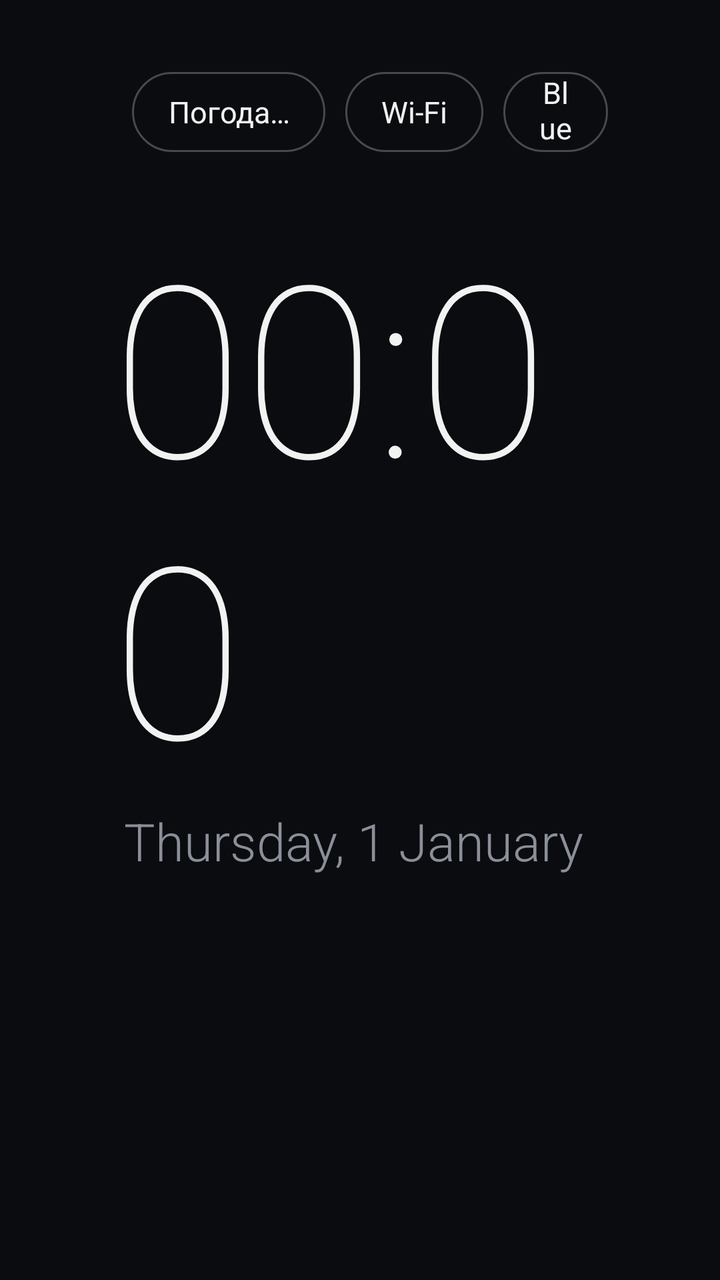
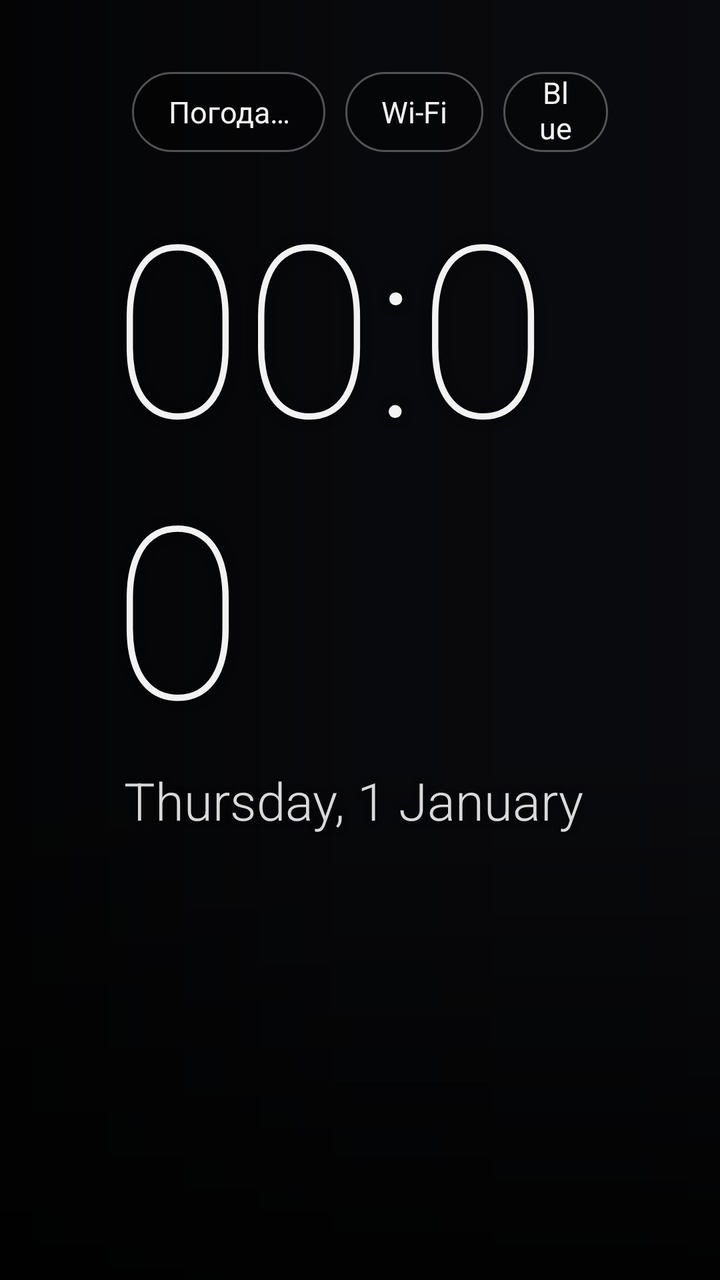

The first picture is an Android layout as it rendered before a commit; the second is the same layout after the commit. The layout source and the unified diff follow.
<!-- AndroidManifest.xml: application theme AppTheme -->
<!-- res/layout/activity_main.xml -->
<?xml version="1.0" encoding="utf-8"?>
<FrameLayout xmlns:android="http://schemas.android.com/apk/res/android"
    android:layout_width="match_parent"
    android:layout_height="match_parent"
    android:background="@color/bg"
    android:clipChildren="false"
    android:clipToPadding="false"
    android:paddingStart="56dp"
    android:paddingEnd="56dp"
    android:paddingTop="36dp"
    android:paddingBottom="40dp">

    
    <LinearLayout
        android:layout_width="wrap_content"
        android:layout_height="wrap_content"
        android:layout_gravity="top|end"
        android:gravity="center_vertical"
        android:orientation="horizontal">

        <TextView
            android:id="@+id/weather"
            style="@style/Chip"
            android:text="@string/weather_loading" />

        <TextView
            android:id="@+id/btn_wifi"
            style="@style/Chip"
            android:text="@string/wifi" />

        <TextView
            android:id="@+id/btn_bluetooth"
            style="@style/Chip"
            android:text="@string/bluetooth" />

        <TextView
            android:id="@+id/btn_settings"
            style="@style/Chip"
            android:text="@string/settings" />
    </LinearLayout>

    
    <LinearLayout
        android:layout_width="wrap_content"
        android:layout_height="wrap_content"
        android:layout_gravity="start|center_vertical"
        android:layout_marginBottom="40dp"
        android:orientation="vertical">

        <TextClock
            android:id="@+id/clock"
            android:layout_width="wrap_content"
            android:layout_height="wrap_content"
            android:fontFamily="sans-serif-thin"
            android:format12Hour="HH:mm"
            android:format24Hour="HH:mm"
            android:includeFontPadding="false"
            android:textColor="@color/text_primary"
            android:textSize="120sp" />

        <TextClock
            android:id="@+id/date"
            android:layout_width="wrap_content"
            android:layout_height="wrap_content"
            android:layout_marginStart="6dp"
            android:layout_marginTop="4dp"
            android:fontFamily="sans-serif-light"
            android:format12Hour="EEEE, d MMMM"
            android:format24Hour="EEEE, d MMMM"
            android:textColor="@color/text_secondary"
            android:textSize="26sp" />
    </LinearLayout>

    
    <HorizontalScrollView
        android:id="@+id/fav_scroll"
        android:layout_width="match_parent"
        android:layout_height="wrap_content"
        android:layout_gravity="bottom|start"
        android:clipChildren="false"
        android:clipToPadding="false"
        android:paddingTop="12dp"
        android:paddingBottom="8dp"
        android:scrollbars="none">

        <LinearLayout
            android:id="@+id/fav_row"
            android:layout_width="wrap_content"
            android:layout_height="wrap_content"
            android:clipChildren="false"
            android:clipToPadding="false"
            android:orientation="horizontal" />
    </HorizontalScrollView>
</FrameLayout>
<!-- resources referenced by this layout -->
<resources>
  <color name="bg">#0B0C10</color>
  <color name="text_primary">#F2F2F2</color>
  <color name="text_secondary">#8A8F99</color>
  <string name="bluetooth">Bluetooth</string>
  <string name="settings">Настройки</string>
  <string name="weather_loading">Погода…</string>
  <string name="wifi">Wi-Fi</string>
  <style name="Chip">
          <item name="android:layout_width">wrap_content</item>
          <item name="android:layout_height">40dp</item>
          <item name="android:layout_marginStart">10dp</item>
          <item name="android:gravity">center</item>
          <item name="android:paddingStart">18dp</item>
          <item name="android:paddingEnd">18dp</item>
          <item name="android:background">@drawable/chip_bg</item>
          <item name="android:focusable">true</item>
          <item name="android:clickable">true</item>
          <item name="android:textColor">@color/chip_text</item>
          <item name="android:textSize">15sp</item>
      </style>
  <style name="AppTheme" parent="@android:style/Theme.DeviceDefault.NoActionBar.Fullscreen">
          <item name="android:windowBackground">@color/bg</item>
          <item name="android:colorBackground">@color/bg</item>
          <item name="android:windowShowWallpaper">false</item>
          <item name="android:windowDisablePreview">true</item>
          <item name="android:windowAnimationStyle">@null</item>
      </style>
  <!-- drawable chip_bg (drawable) -->
  <?xml version="1.0" encoding="utf-8"?>
  <selector xmlns:android="http://schemas.android.com/apk/res/android">
      <item android:state_focused="true">
          <shape android:shape="rectangle">
              <solid android:color="#FFF2F2F2" />
              <corners android:radius="20dp" />
          </shape>
      </item>
      <item>
          <shape android:shape="rectangle">
              <solid android:color="#00000000" />
              <stroke android:width="1dp" android:color="#40FFFFFF" />
              <corners android:radius="20dp" />
          </shape>
      </item>
  </selector>
</resources>

<!-- the commit's change to res/layout/activity_main.xml (unified diff, before → after) -->
@@ -2,93 +2,150 @@
 <FrameLayout xmlns:android="http://schemas.android.com/apk/res/android"
     android:layout_width="match_parent"
     android:layout_height="match_parent"
-    android:background="@color/bg"
-    android:clipChildren="false"
-    android:clipToPadding="false"
-    android:paddingStart="56dp"
-    android:paddingEnd="56dp"
-    android:paddingTop="36dp"
-    android:paddingBottom="40dp">
+    android:background="@color/bg">
 
     
-    <LinearLayout
-        android:layout_width="wrap_content"
-        android:layout_height="wrap_content"
-        android:layout_gravity="top|end"
-        android:gravity="center_vertical"
-        android:orientation="horizontal">
-
-        <TextView
-            android:id="@+id/weather"
-            style="@style/Chip"
-            android:text="@string/weather_loading" />
-
-        <TextView
-            android:id="@+id/btn_wifi"
-            style="@style/Chip"
-            android:text="@string/wifi" />
-
-        <TextView
-            android:id="@+id/btn_bluetooth"
-            style="@style/Chip"
-            android:text="@string/bluetooth" />
-
-        <TextView
-            android:id="@+id/btn_settings"
-            style="@style/Chip"
-            android:text="@string/settings" />
-    </LinearLayout>
+    <ImageView
+        android:id="@+id/wallpaper"
+        android:layout_width="match_parent"
+        android:layout_height="match_parent"
+        android:alpha="0"
+        android:importantForAccessibility="no"
+        android:scaleType="centerCrop" />
 
     
-    <LinearLayout
-        android:layout_width="wrap_content"
-        android:layout_height="wrap_content"
-        android:layout_gravity="start|center_vertical"
-        android:layout_marginBottom="40dp"
-        android:orientation="vertical">
+    <View
+        android:layout_width="match_parent"
+        android:layout_height="match_parent"
+        android:background="@drawable/scrim_left" />
 
-        <TextClock
-            android:id="@+id/clock"
+    <View
+        android:layout_width="match_parent"
+        android:layout_height="280dp"
+        android:layout_gravity="bottom"
+        android:background="@drawable/scrim_bottom" />
+
+    <FrameLayout
+        android:layout_width="match_parent"
+        android:layout_height="match_parent"
+        android:clipChildren="false"
+        android:clipToPadding="false"
+        android:paddingStart="56dp"
+        android:paddingEnd="56dp"
+        android:paddingTop="36dp"
+        android:paddingBottom="40dp">
+
+        
+        <TextView
+            android:id="@+id/wallpaper_caption"
+            android:layout_width="wrap_content"
+            android:layout_height="40dp"
+            android:layout_gravity="top|start"
+            android:ellipsize="end"
+            android:gravity="center_vertical"
+            android:maxLines="1"
+            android:maxWidth="320dp"
+            android:shadowColor="#99000000"
+            android:shadowRadius="6"
+            android:textColor="#B3FFFFFF"
+            android:textSize="13sp" />
+
+        
+        <LinearLayout
             android:layout_width="wrap_content"
             android:layout_height="wrap_content"
-            android:fontFamily="sans-serif-thin"
-            android:format12Hour="HH:mm"
-            android:format24Hour="HH:mm"
-            android:includeFontPadding="false"
-            android:textColor="@color/text_primary"
-            android:textSize="120sp" />
+            android:layout_gravity="top|end"
+            android:gravity="center_vertical"
+            android:orientation="horizontal">
 
-        <TextClock
-            android:id="@+id/date"
+            <TextView
+                android:id="@+id/weather"
+                style="@style/Chip"
+                android:text="@string/weather_loading" />
+
+            <TextView
+                android:id="@+id/btn_wifi"
+                style="@style/Chip"
+                android:text="@string/wifi" />
+
+            <TextView
+                android:id="@+id/btn_bluetooth"
+                style="@style/Chip"
+                android:text="@string/bluetooth" />
+
+            <TextView
+                android:id="@+id/btn_settings"
+                style="@style/Chip"
+                android:text="@string/settings" />
+        </LinearLayout>
+
+        
+        <LinearLayout
             android:layout_width="wrap_content"
             android:layout_height="wrap_content"
-            android:layout_marginStart="6dp"
-            android:layout_marginTop="4dp"
-            android:fontFamily="sans-serif-light"
-            android:format12Hour="EEEE, d MMMM"
-            android:format24Hour="EEEE, d MMMM"
-            android:textColor="@color/text_secondary"
-            android:textSize="26sp" />
-    </LinearLayout>
+            android:layout_gravity="start|center_vertical"
+            android:layout_marginBottom="40dp"
+            android:orientation="vertical">
 
-    
-    <HorizontalScrollView
-        android:id="@+id/fav_scroll"
-        android:layout_width="match_parent"
-        android:layout_height="wrap_content"
-        android:layout_gravity="bottom|start"
-        android:clipChildren="false"
-        android:clipToPadding="false"
-        android:paddingTop="12dp"
-        android:paddingBottom="8dp"
-        android:scrollbars="none">
+            <TextClock
+                android:id="@+id/clock"
+                android:layout_width="wrap_content"
+                android:layout_height="wrap_content"
+                android:fontFamily="sans-serif-thin"
+                android:format12Hour="HH:mm"
+                android:format24Hour="HH:mm"
+                android:includeFontPadding="false"
+                android:shadowColor="#80000000"
+                android:shadowRadius="12"
+                android:textColor="@color/text_primary"
+                android:textSize="120sp" />
 
-        <LinearLayout
-            android:id="@+id/fav_row"
-            android:layout_width="wrap_content"
+            <TextClock
+                android:id="@+id/date"
+                android:layout_width="wrap_content"
+                android:layout_height="wrap_content"
+                android:layout_marginStart="6dp"
+                android:layout_marginTop="4dp"
+                android:fontFamily="sans-serif-light"
+                android:format12Hour="EEEE, d MMMM"
+                android:format24Hour="EEEE, d MMMM"
+                android:shadowColor="#80000000"
+                android:shadowRadius="8"
+                android:textColor="#D9FFFFFF"
+                android:textSize="26sp" />
+
+            <TextView
+                android:id="@+id/rates"
+                android:layout_width="wrap_content"
+                android:layout_height="wrap_content"
+                android:layout_marginStart="6dp"
+                android:layout_marginTop="14dp"
+                android:fontFamily="sans-serif"
+                android:shadowColor="#80000000"
+                android:shadowRadius="8"
+                android:textColor="#D9FFFFFF"
+                android:textSize="20sp" />
+        </LinearLayout>
+
+        
+        <HorizontalScrollView
+            android:id="@+id/fav_scroll"
+            android:layout_width="match_parent"
             android:layout_height="wrap_content"
+            android:layout_gravity="bottom|start"
             android:clipChildren="false"
             android:clipToPadding="false"
-            android:orientation="horizontal" />
-    </HorizontalScrollView>
+            android:paddingTop="12dp"
+            android:paddingBottom="8dp"
+            android:scrollbars="none">
+
+            <LinearLayout
+                android:id="@+id/fav_row"
+                android:layout_width="wrap_content"
+                android:layout_height="wrap_content"
+                android:clipChildren="false"
+                android:clipToPadding="false"
+                android:orientation="horizontal" />
+        </HorizontalScrollView>
+    </FrameLayout>
 </FrameLayout>
<!-- resource entries referenced after the edit -->
@@ -2,7 +2,23 @@
 <resources>
   <color name="bg">#0B0C10</color>
   <color name="text_primary">#F2F2F2</color>
-  <color name="text_secondary">#8A8F99</color>
+  <!-- drawable scrim_bottom (drawable) -->
+  <?xml version="1.0" encoding="utf-8"?>
+  <shape xmlns:android="http://schemas.android.com/apk/res/android" android:shape="rectangle">
+      <gradient
+          android:angle="90"
+          android:startColor="#D9000000"
+          android:endColor="#00000000" />
+  </shape>
+  <!-- drawable scrim_left (drawable) -->
+  <?xml version="1.0" encoding="utf-8"?>
+  <shape xmlns:android="http://schemas.android.com/apk/res/android" android:shape="rectangle">
+      <gradient
+          android:angle="0"
+          android:startColor="#B3000000"
+          android:centerColor="#4D000000"
+          android:endColor="#26000000" />
+  </shape>
   <string name="bluetooth">Bluetooth</string>
   <string name="settings">Настройки</string>
   <string name="weather_loading">Погода…</string>
@@ -38,8 +54,8 @@
       </item>
       <item>
           <shape android:shape="rectangle">
-              <solid android:color="#00000000" />
-              <stroke android:width="1dp" android:color="#40FFFFFF" />
+              <solid android:color="#59000000" />
+              <stroke android:width="1dp" android:color="#4DFFFFFF" />
               <corners android:radius="20dp" />
           </shape>
       </item>
